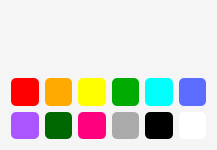
First picture: the form in res/ui/BrushToolsUI.ui, repository lmyZzzzzz00/SmartBoard2, before the edit.
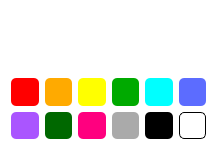
Second picture: the form after the edit. Icons and pictures are not drawn.

Patch:
```diff
--- a/res/ui/BrushToolsUI.ui
+++ b/res/ui/BrushToolsUI.ui
@@ -1,7 +1,7 @@
 <?xml version="1.0" encoding="UTF-8"?>
 <ui version="4.0">
- <class>MainVL</class>
- <widget class="QWidget" name="MainVL">
+ <class>BrushToolsUI</class>
+ <widget class="QWidget" name="BrushToolsUI">
   <property name="geometry">
    <rect>
     <x>0</x>
@@ -14,8 +14,8 @@
    <string>Form</string>
   </property>
   <property name="styleSheet">
-   <string notr="true">#MainVL{
-	background-color: rgb(245, 245, 245);
+   <string notr="true">#BrushToolsUI{
+	background-color: rgb(255, 255, 255);
 }</string>
   </property>
   <layout class="QVBoxLayout" name="verticalLayout_3">
@@ -246,6 +246,7 @@
         <string notr="true">#white_btn{
 	background-color: rgb(255, 255, 255);
 	border-radius: 5px;
+	border: 1px solid black;
 }</string>
        </property>
        <property name="text">
```
